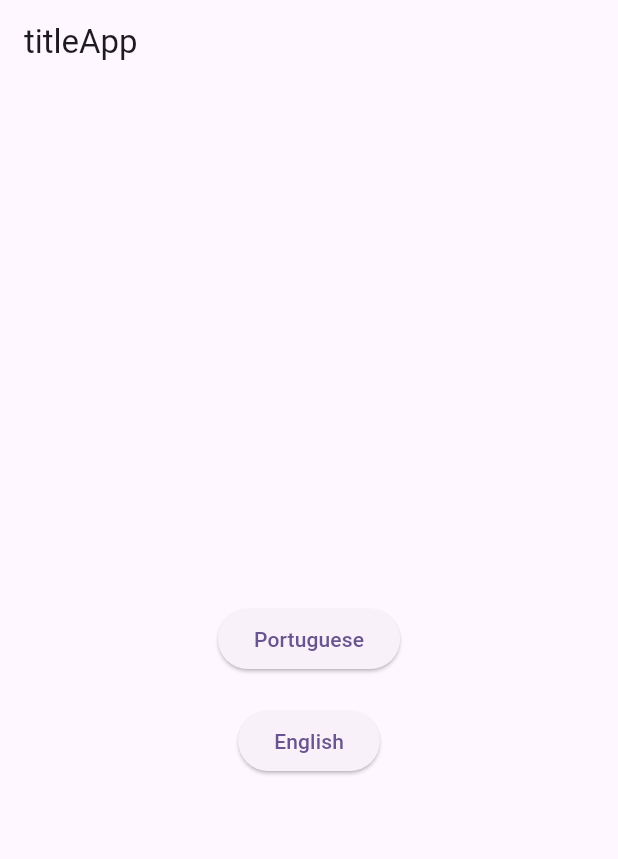
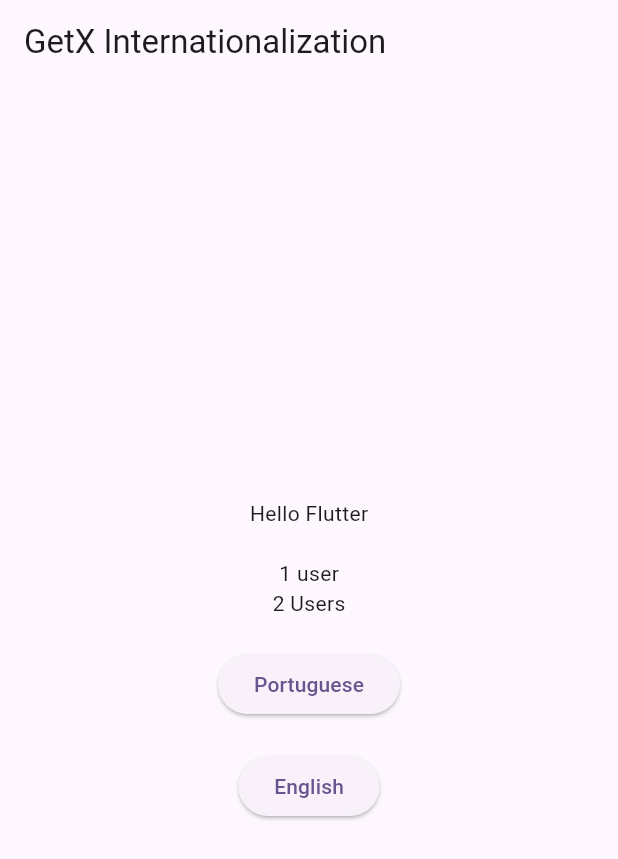
Before and after one commit to gilvancosta/GetX-Internationalization, a Flutter app: the screen it shows after launch, on a phone screen of 412 x 824 dp. Shown: the top 859 px of the screen. Run offline on Flutter 3.47's test engine with Material 2 defaults, Android fonts, the light colour scheme and no system bars; our stand-ins replace get.

Commit message:
upload json file for translation

```diff
--- a/assets/translations/en_US.json
+++ b/assets/translations/en_US.json
@@ -1,9 +1,9 @@
 {
-  "titleApp": "GetX Internacionalization",
+  "titleApp": "GetX Internationalization",
   "users": "Users List",
   "welcome": "Welcome",
   "hello": "Hello @name",
-  "name": " Name",
+  "name": "Name",
   "userListTitleSimple": "@total user",
   "userListTitlePlural": "@total Users"
 }
--- a/lib/main.dart
+++ b/lib/main.dart
@@ -3,13 +3,12 @@ import "package:flutter/material.dart";
 import "src/app.dart";
 import "src/core/translation/translation_keys.dart";
 
-
 late TranslationKeys translationKeys;
 
- main()  {
- //translationKeys = TranslationKeys();
-
- //await translationKeys.load();
+main() async {
+  WidgetsFlutterBinding.ensureInitialized();
+  translationKeys = TranslationKeys();
+  await translationKeys.load();
 
   runApp(const MyApp());
 }
--- a/lib/src/app.dart
+++ b/lib/src/app.dart
@@ -1,16 +1,13 @@
 import "package:flutter/material.dart";
 import "package:get/get.dart";
 
+import "../main.dart";
 
-import "core/translation/translation_keys.dart";
 import "ui/page/page_home.dart";
 
+class MyApp extends StatelessWidget {
+  const MyApp({super.key});
 
-
-class MyApp extends StatelessWidget  {
-
-
-  const MyApp({super.key});
 
   @override
   Widget build(BuildContext context) {
@@ -23,7 +20,7 @@ class MyApp extends StatelessWidget  {
       ),
       locale: const Locale("en", "US"),
       fallbackLocale: const Locale("pt", "BR"),
-      translations: TranslationKeys(),
+      translations: translationKeys,
       getPages: [
         GetPage(
           name: "/",
--- a/lib/src/core/translation/translation_keys.dart
+++ b/lib/src/core/translation/translation_keys.dart
@@ -1,3 +1,5 @@
+// ignore_for_file: avoid_print
+
 import "dart:convert";
 
 import "package:flutter/services.dart";
@@ -10,7 +12,6 @@ class TranslationKeys extends Translations {
   Future<void> load() async {
     ptKeys = Map<String, String>.from(jsonDecode(
         await rootBundle.loadString("assets/translations/pt_BR.json")));
-
     enKeys = Map<String, String>.from(jsonDecode(
         await rootBundle.loadString("assets/translations/en_US.json")));
   }
--- a/lib/src/ui/page/page_home.dart
+++ b/lib/src/ui/page/page_home.dart
@@ -19,11 +19,14 @@ class _HomePageState extends State<HomePage> {
           child: Column(
         mainAxisAlignment: MainAxisAlignment.center,
         children: [
-          //  Text("hello".trParams({"name": "Flutter"})),
+          Text("hello".trParams({"name": "Flutter"})),
           const SizedBox(height: 20),
-          // Text("userListTitleSimple" .trPluralParams("userListTitlePlural", 1, {"total": "1"})),
 
-          //  Text("userListTitleSimple" .trPluralParams("userListTitlePlural", 2, {"total": "2"})),
+          Text("userListTitleSimple"
+              .trPluralParams("userListTitlePlural", 1, {"total": "1"})),
+
+          Text("userListTitleSimple"
+              .trPluralParams("userListTitlePlural", 2, {"total": "2"})),
           const SizedBox(height: 20),
           ElevatedButton(
               onPressed: () {
--- a/pubspec.yaml
+++ b/pubspec.yaml
@@ -25,5 +25,4 @@ flutter:
   uses-material-design: true
 
   assets:
-    - assets/translations/en_US.json
-    - assets/translations/pt_BR.json
+    - assets/translations/
```
